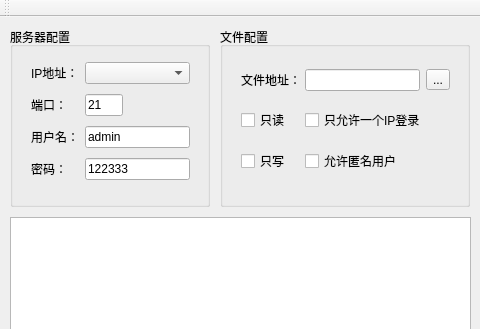
Old version of the form FTP_Socket_Server/mymainwindow.ui in the repository yushuiqiang/QFTP_Socket_Server; both pictures show x 0 to 480 and y 0 to 329 of the 619 by 423 pixel window.
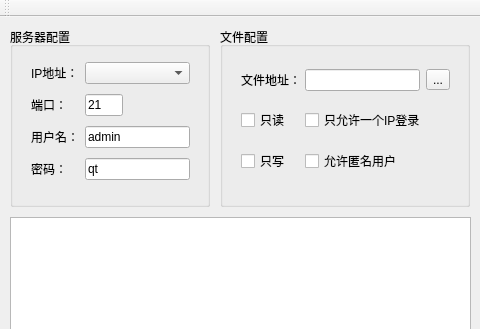
New version of the form.

Diff of the .ui file:
```diff
--- a/FTP_Socket_Server/mymainwindow.ui
+++ b/FTP_Socket_Server/mymainwindow.ui
@@ -103,7 +103,7 @@
       <item row="3" column="1" colspan="2">
        <widget class="QLineEdit" name="lineEditPassword">
         <property name="text">
-         <string>122333</string>
+         <string>qt</string>
         </property>
        </widget>
       </item>
```
